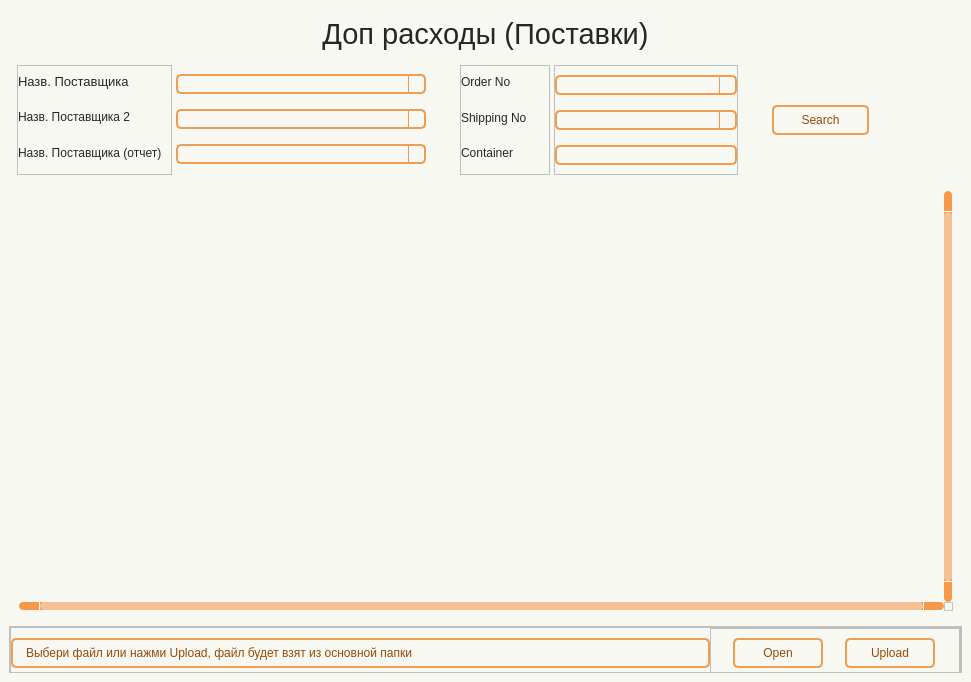
Qt form wind/pages/add_costs_suppl.ui (Masik84/Daily_Report_QT) before a commit.
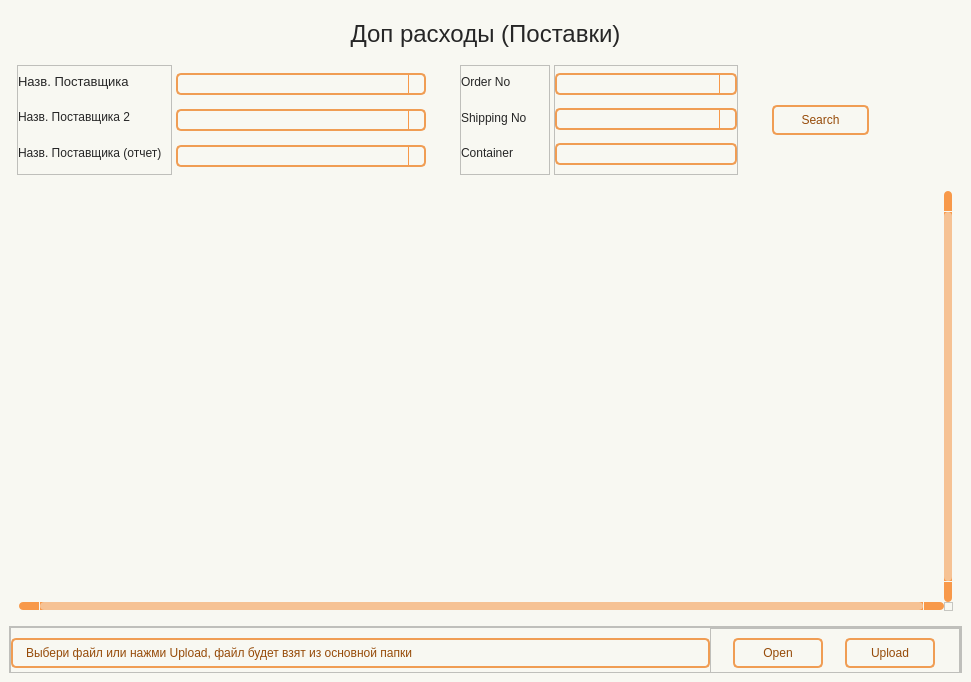
The same form after that commit. Icons and pictures are not drawn.

Patch:
```diff
--- a/wind/pages/add_costs_suppl.ui
+++ b/wind/pages/add_costs_suppl.ui
@@ -29,13 +29,15 @@
    <string>Form</string>
   </property>
   <property name="styleSheet">
-   <string notr="true">QWidget{
+   <string notr="true">Form.QWidget{border: 2px solid #f28223;}
+
+QWidget{
 	background-color: #f8f8f2;
 }
 
 #Title_label.QLabel {
 color: #262626;
-font: 22pt &quot;Tahoma&quot;;
+font: 18pt &quot;Tahoma&quot;;
 }
 
 QLabel {
@@ -77,19 +79,29 @@
 	padding-right: 5px;
 	gridline-color: #f8994a;
 	color: #262626;
+	padding: 1px;
+    font: 7pt &quot;Tahoma&quot;; 
 }
 QTableWidget::item:selected{
-	background-color: #f6c294;
-    color: #262626;
+	background-color: #f28223;
+    color: #ffffff;
+}
+QTableWidget::item:editable {
+	background-color: #ffffd0;
+	border: #ffffff;
+}
+QTableWidget::item:focus {
+	background-color: #f28223;
+	border: 2px solid #ffffff;
 }
 QHeaderView::section{
 	background-color: #f8f8f2;
-	max-width: 30px;
 	border: none;
 	border-style: none;
 }
 QTableWidget::horizontalHeader {	
 	background-color: #f8994a;
+	font: 10pt &quot;Tahoma&quot;;
 }
 QHeaderView::section:horizontal {
     border: 1px solid #f8994a;
@@ -120,6 +132,52 @@
 	border: 2px solid #f28223;
 }
 
+/* Стили для множественного выбора */
+QListWidget {
+    background-color: #f8f8f2;
+    border: 2px solid #f09d54;
+    border-radius: 5px;
+    color: #262626;
+    font: 10pt &quot;Tahoma&quot;;
+}
+
+QListWidget::item {
+    padding: 5px;
+    border-bottom: 1px solid #f8994a;
+}
+
+QListWidget::item:selected {
+    background-color: #f28223;
+    color: #ffffff;
+}
+
+QListWidget::item:hover {
+    background-color: #ffd4af;
+}
+
+/* Улучшенная видимость чекбоксов */
+QCheckBox::indicator {
+    width: 16px;
+    height: 16px;
+}
+
+QCheckBox::indicator:unchecked {
+    border: 2px solid #f09d54;
+    background-color: #f8f8f2;
+    border-radius: 3px;
+}
+
+QCheckBox::indicator:checked {
+    border: 2px solid #f28223;
+    background-color: #f28223;
+    border-radius: 3px;
+    image: url(:/icon/icon/check.svg);
+}
+
+QCheckBox::indicator:hover {
+    border: 2px solid #f28223;
+}
+
 QComboBox {
 	background-color: #f8f8f2;
 	border-radius: 5px;
@@ -128,7 +186,7 @@
 	selection-color: #f28223;
 	selection-background-color: #f28223;
     color: #262626;
-	font: 10pt &quot;Tahoma&quot;;
+	font: 9pt &quot;Tahoma&quot;;
 }
 QComboBox:hover {
 	border: 2px solid #f28223;
@@ -171,7 +229,7 @@
 }
 QScrollBar::handle:horizontal {
     background: #f6c294;
-    min-width: 25px;
+    min-width: 20px;
 	border-radius: 4px
 }
 QScrollBar::add-line:horizontal {
@@ -236,7 +294,116 @@
 
  QScrollBar::add-page:vertical, QScrollBar::sub-page:vertical {
      background: none;
- }</string>
+ }
+
+QDateEdit {
+    background-color: #f8f8f2;
+    border-radius: 5px;
+    border: 2px solid #f09d54;
+    padding-left: 10px; /* Add left padding */
+    padding-right: 10px; /* Add right padding to accommodate the dropdown arrow */
+    color: #262626;
+    font: 10pt &quot;Tahoma&quot;;
+    min-width: 80px; /* Minimum width to prevent text clipping */
+}
+
+QDateEdit:hover {
+    border: 2px solid #f28223;
+}
+
+QDateEdit:focus {
+    border: 2px solid #f28223;
+}
+
+QDateEdit::drop-down {
+    subcontrol-origin: padding;
+    subcontrol-position: top right;
+    width: 25px; /* Keep the dropdown arrow width */
+    border-left-width: 1px;
+    border-left-color: #f8994a;
+    border-left-style: solid;
+    border-top-right-radius: 3px;
+    border-bottom-right-radius: 3px;
+    background-color: #f8f8f2;
+}
+
+QDateEdit::down-arrow {
+	image: url(:/icon/icon/chevron-down — копия — копия.svg);
+    width: 16px;
+    height: 16px;
+}
+
+/* Calendar Styling */
+QCalendarWidget {
+    background-color: #f8f8f2;
+    border: 2px solid #f28223;
+    color: #262626;
+}
+
+QCalendarWidget QWidget {
+    color: #262626;
+}
+
+QCalendarWidget QAbstractItemView {
+    background-color: #f8f8f2;
+    selection-background-color: #f28223;
+    selection-color: #ffffff;
+}
+
+QCalendarWidget QToolButton {
+    background-color: #ffd4af;
+    color: #262626;
+    font: 10pt &quot;Tahoma&quot;;
+    border-radius: 3px;
+    padding: 5px;
+}
+
+QCalendarWidget QToolButton:hover {
+    background-color: #f28223;
+    color: #ffffff;
+}
+
+QCalendarWidget QMenu {
+    background-color: #f8f8f2;
+    border: 1px solid #f28223;
+}
+
+QCalendarWidget QSpinBox {
+    background-color: #f8f8f2;
+    color: #262626;
+    border: 1px solid #f09d54;
+}
+
+QCalendarWidget QSpinBox::up-button {
+    subcontrol-origin: border;
+    subcontrol-position: top right;
+    width: 15px;
+    border-left-width: 1px;
+    border-left-color: #f8994a;
+    border-left-style: solid;
+}
+
+QCalendarWidget QSpinBox::down-button {
+    subcontrol-origin: border;
+    subcontrol-position: bottom right;
+    width: 15px;
+    border-left-width: 1px;
+    border-left-color: #f8994a;
+    border-left-style: solid;
+}
+
+QCalendarWidget QSpinBox::up-arrow {
+	image: url(:/icon/icon/chevron-up — копия — копия.svg);
+    width: 10px;
+    height: 10px;
+}
+
+QCalendarWidget QSpinBox::down-arrow {
+	image: url(:/icon/icon/chevron-down — копия — копия.svg);
+    width: 10px;
+    height: 10px;
+}
+</string>
   </property>
   <layout class="QHBoxLayout" name="horizontalLayout">
    <property name="leftMargin">
@@ -270,7 +437,7 @@
         <property name="font">
          <font>
           <family>Tahoma</family>
-          <pointsize>22</pointsize>
+          <pointsize>18</pointsize>
           <italic>false</italic>
           <bold>false</bold>
          </font>
@@ -420,13 +587,46 @@
              <number>0</number>
             </property>
             <item>
-             <widget class="QComboBox" name="line_Suppl1"/>
+             <widget class="QComboBox" name="line_Suppl1">
+              <property name="minimumSize">
+               <size>
+                <width>0</width>
+                <height>22</height>
+               </size>
+              </property>
+             </widget>
             </item>
             <item>
-             <widget class="QComboBox" name="line_Suppl2"/>
+             <widget class="QComboBox" name="line_Suppl2">
+              <property name="minimumSize">
+               <size>
+                <width>0</width>
+                <height>22</height>
+               </size>
+              </property>
+              <property name="maximumSize">
+               <size>
+                <width>16777215</width>
+                <height>22</height>
+               </size>
+              </property>
+             </widget>
             </item>
             <item>
-             <widget class="QComboBox" name="line_SupplRep"/>
+             <widget class="QComboBox" name="line_SupplRep">
+              <property name="minimumSize">
+               <size>
+                <width>0</width>
+                <height>22</height>
+               </size>
+              </property>
+              <property name="maximumSize">
+               <size>
+                <width>16777215</width>
+                <height>22</height>
+               </size>
+              </property>
+             </widget>
             </item>
            </layout>
           </widget>
@@ -523,13 +723,52 @@
              <number>0</number>
             </property>
             <item>
-             <widget class="QComboBox" name="line_Order"/>
+             <widget class="QComboBox" name="line_Order">
+              <property name="minimumSize">
+               <size>
+                <width>0</width>
+                <height>22</height>
+               </size>
+              </property>
+              <property name="maximumSize">
+               <size>
+                <width>16777215</width>
+                <height>22</height>
+               </size>
+              </property>
+             </widget>
             </item>
             <item>
-             <widget class="QComboBox" name="line_Shipp"/>
+             <widget class="QComboBox" name="line_Shipp">
+              <property name="minimumSize">
+               <size>
+                <width>0</width>
+                <height>22</height>
+               </size>
+              </property>
+              <property name="maximumSize">
+               <size>
+                <width>16777215</width>
+                <height>22</height>
+               </size>
+              </property>
+             </widget>
             </item>
             <item>
-             <widget class="QLineEdit" name="line_Container"/>
+             <widget class="QLineEdit" name="line_Container">
+              <property name="minimumSize">
+               <size>
+                <width>0</width>
+                <height>22</height>
+               </size>
+              </property>
+              <property name="maximumSize">
+               <size>
+                <width>16777215</width>
+                <height>22</height>
+               </size>
+              </property>
+             </widget>
             </item>
            </layout>
           </widget>
```
